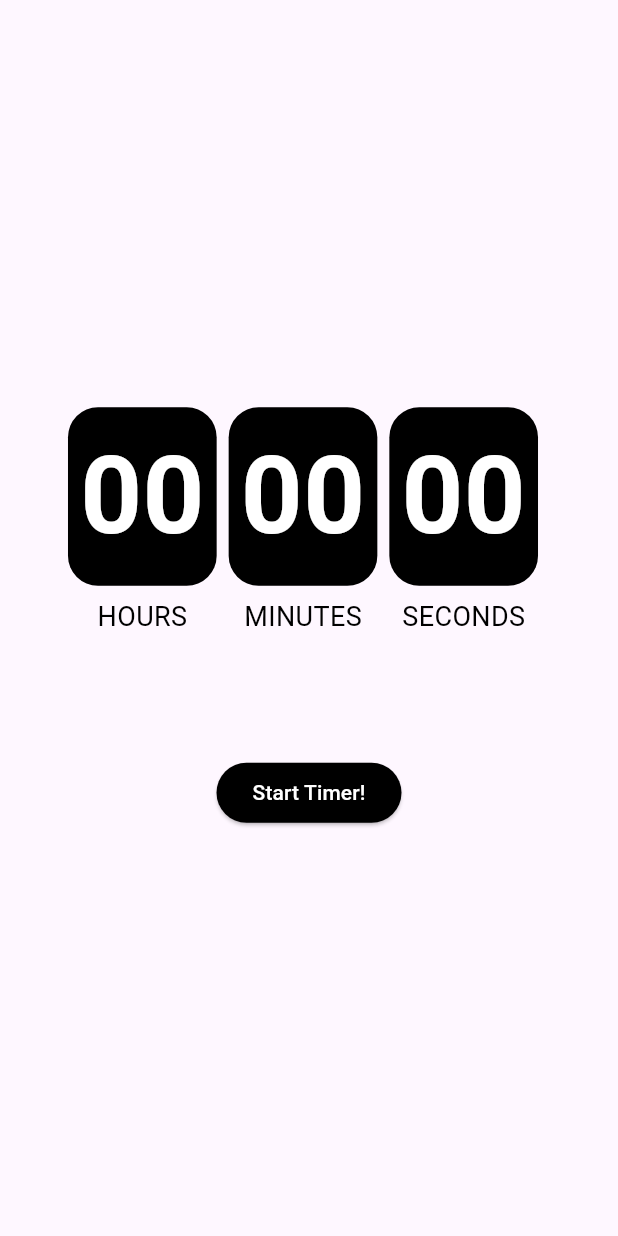
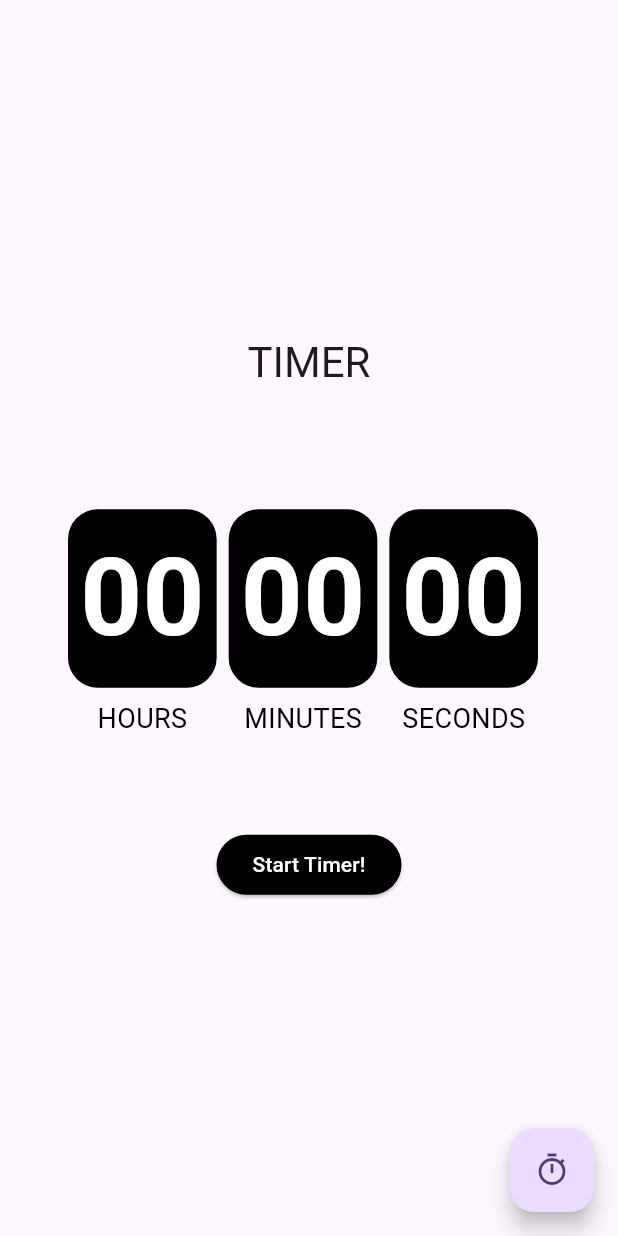
Before and after one commit to Jerald-Joyson/PRODIGY_AD_03, a Flutter app: the screen it shows after launch, on a phone screen of 412 x 824 dp. Run offline on Flutter 3.47's test engine with Material 3 defaults, Android fonts, the phone set to English and light mode, and no system bars; our stand-ins replace numberpicker.

Commit message:
duration is set fully functional countdown and timer is set

```diff
--- a/lib/page/countdown_page.dart
+++ b/lib/page/countdown_page.dart
@@ -1,6 +1,8 @@
 import 'dart:async';
+import 'package:flutter/cupertino.dart';
 import 'package:flutter/material.dart';
 import '../widget/button_widget.dart';
+import '../widget/set_duration_dialog.dart';
 import '../widget/time_card.dart';
 
 class CountdownPage extends StatefulWidget {
@@ -11,7 +13,8 @@ class CountdownPage extends StatefulWidget {
 }
 
 class _CountdownPageState extends State<CountdownPage> {
-  static const countDownDuration = Duration(minutes: 10);
+  static const maxCountDownDuration = Duration(hours: 24);
+  Duration countDownDuration = const Duration(minutes: 10);
   Duration duration = const Duration();
   Timer? timer;
 
@@ -54,6 +57,13 @@ class _CountdownPageState extends State<CountdownPage> {
     });
   }
 
+  void setCountDownDuration(Duration newDuration) {
+    setState(() {
+      countDownDuration = newDuration;
+      reset();
+    });
+  }
+
   void startTimer({bool resets = true}) {
     if (resets) {
       reset();
@@ -83,10 +93,34 @@ class _CountdownPageState extends State<CountdownPage> {
         child: Column(
           mainAxisAlignment: MainAxisAlignment.center,
           children: [
+            Text(
+              isCountDown ? 'COUNTDOWN' : 'TIMER',
+              style: Theme.of(context).textTheme.headlineMedium,
+            ),
+            const SizedBox(height: 80),
             buildTime(),
-            const SizedBox(height: 80),
+            const SizedBox(height: 20),
+            isCountDown
+                ? ButtonWidget(
+                    text: 'Set Countdown Duration',
+                    onClicked: () => showDialog(
+                      context: context,
+                      builder: (context) => SetDurationDialog(
+                        initialDuration: countDownDuration,
+                        onDurationSet: setCountDownDuration,
+                      ),
+                    ),
+                  )
+                : Container(),
+            const SizedBox(height: 40),
             buildButtons(),
           ],
+        ),
+      ),
+      floatingActionButton: FloatingActionButton(
+        onPressed: toggleCountDown,
+        child: Icon(
+          isCountDown ? CupertinoIcons.stopwatch : Icons.timer_outlined,
         ),
       ),
     );
```
Also changed, not shown: lib/widget/set_duration_dialog.dart (added, +98 -0 lines), pubspec.yaml (+6 -3 lines), assets/images/stopwatch.png (added), assets/images/timer.png (added), pubspec.lock.
